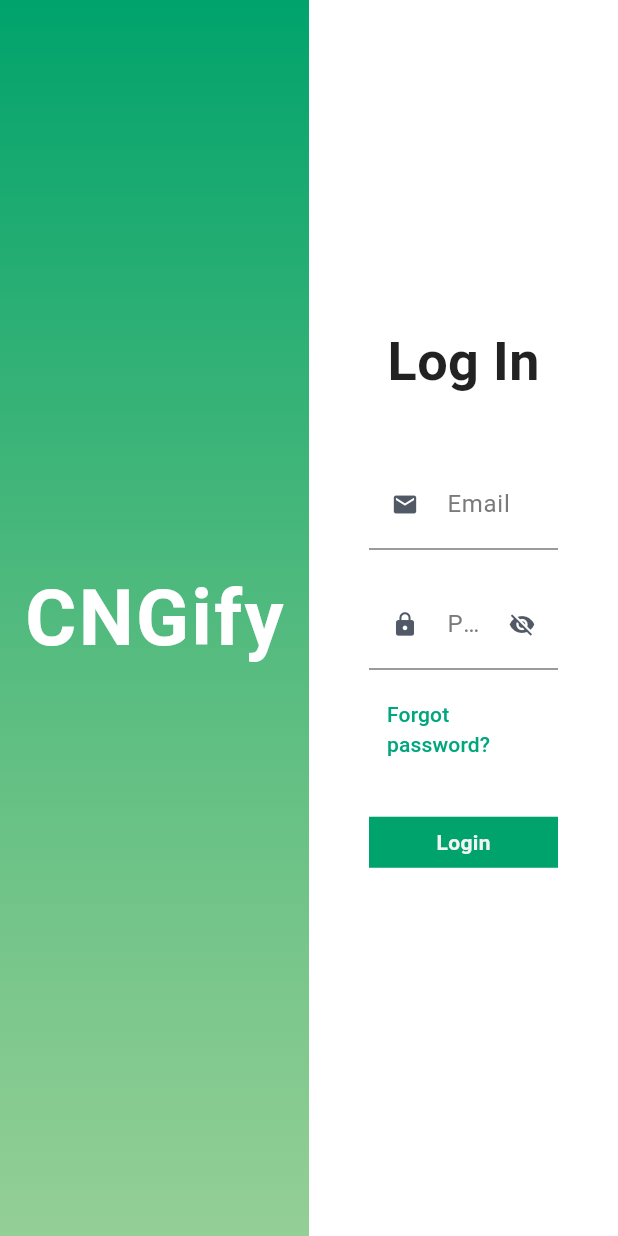
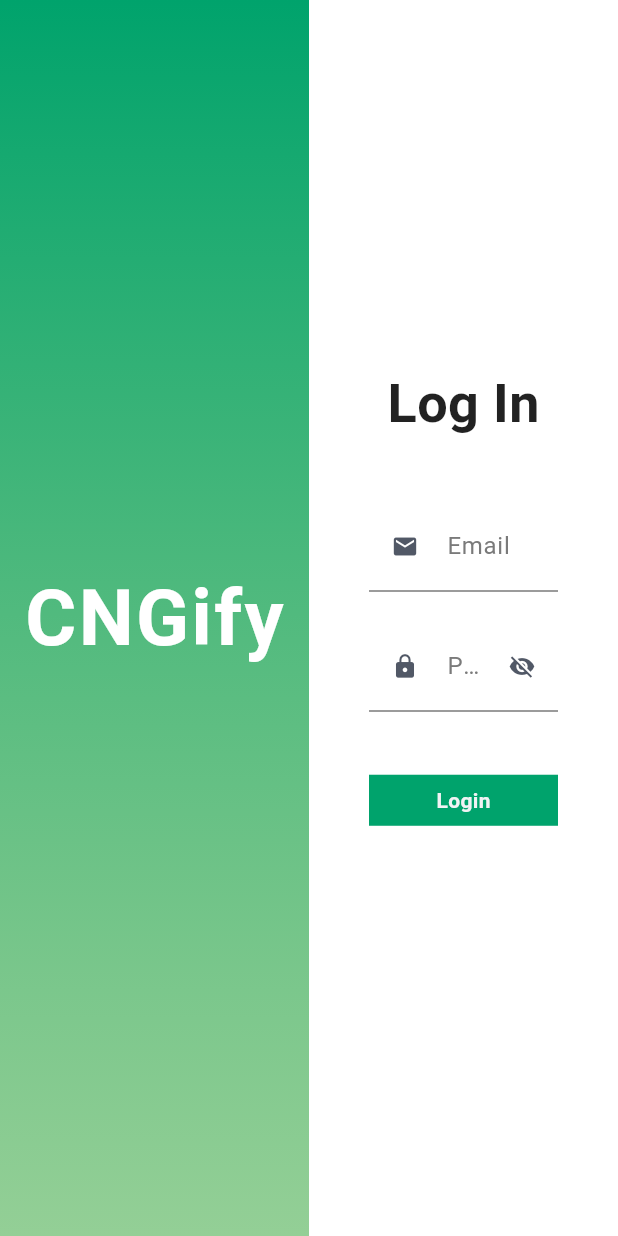
Before and after one commit to Amalk6282/CNG-Admin, a Flutter app: the screen it shows after launch, on a phone screen of 412 x 824 dp. Run offline on Flutter 3.47's test engine with Material 3 defaults, Android fonts, the phone set to English and light mode, and no system bars; our stand-ins replace bloc, data_table_2, file_picker, flutter_bloc, google_maps_flutter, logger and 2 more; missing offline and left inert: flutter_google_places_sdk; accounts and stored records are empty; Roboto replaces fonts that are missing (GeneralSans).

Commit message:
base cmp

```diff
--- a/lib/features/login/login_page.dart
+++ b/lib/features/login/login_page.dart
@@ -132,6 +132,7 @@
                               TextFormField(
                                 controller: _passwordController,
                                 obscureText: isObscure,
+                                validator: notEmptyValidator,
                                 decoration: InputDecoration(
                                   suffixIcon: IconButton(
                                     onPressed: () {
@@ -147,19 +148,19 @@
                                 ),
                               ),
                               SizedBox(height: 12),
-                              Align(
-                                alignment: Alignment.centerRight,
-                                child: TextButton(
-                                  onPressed: () {},
-                                  child: Text(
-                                    'Forgot password?',
-                                    style: TextStyle(
-                                      color: Color(0xFF00A67E),
-                                      fontSize: 14,
-                                    ),
-                                  ),
-                                ),
-                              ),
+                              // Align(
+                              //   alignment: Alignment.centerRight,
+                              //   child: TextButton(
+                              //     onPressed: () {},
+                              //     child: Text(
+                              //       'Forgot password?',
+                              //       style: TextStyle(
+                              //         color: Color(0xFF00A67E),
+                              //         fontSize: 14,
+                              //       ),
+                              //     ),
+                              //   ),
+                              // ),
                               SizedBox(height: 30),
                               CustomButton(
                                 inverse: true,
```
Also changed, not shown: lib/features/dashboard/dashboard.dart (+31 -31 lines).
